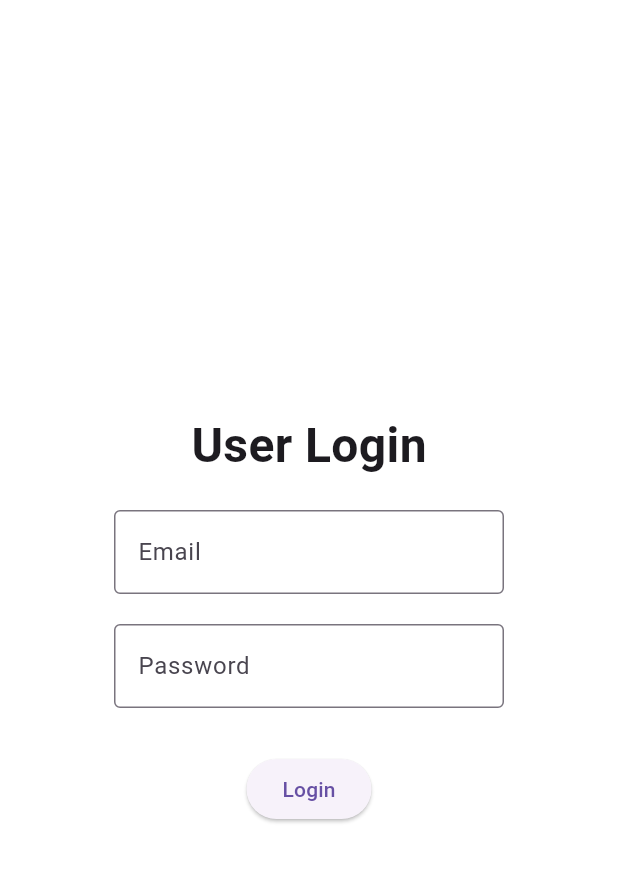
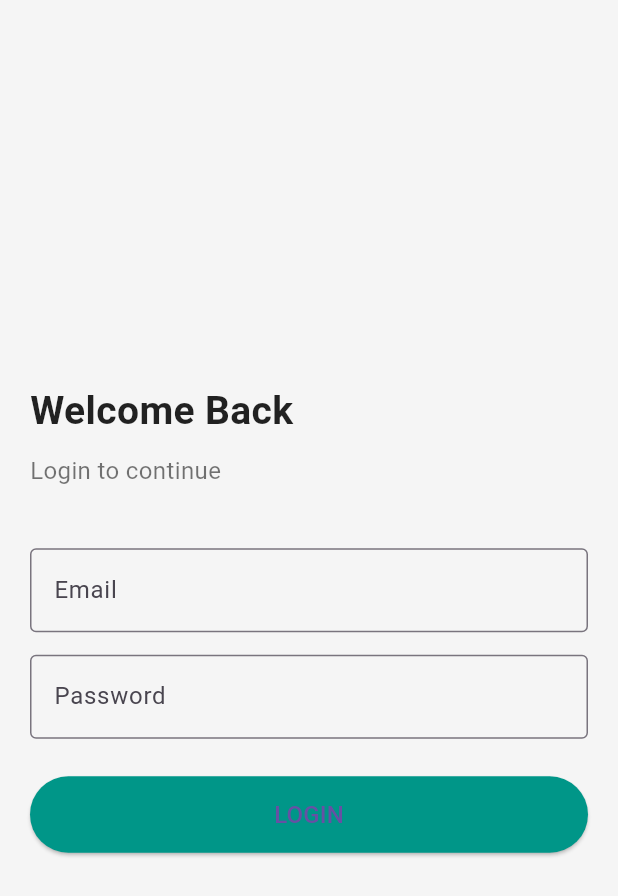
Before and after one commit to X-ANISH-X/deepcognix-facility-management, a Flutter app: the screen it shows after launch, on a phone screen of 412 x 824 dp. Shown: the top 896 px of the screen. Run offline on Flutter 3.47's test engine with Material 3 defaults, Android fonts, the phone set to English and light mode, and no system bars.

Commit message:
Fixed login screen structure, theme imports, and app setup

```diff
--- a/frontend/user-app/user_a/lib/main.dart
+++ b/frontend/user-app/user_a/lib/main.dart
@@ -2,18 +2,22 @@ import 'package:flutter/material.dart';
 import 'src/screens/login_screen.dart';
 
 void main() {
-  runApp(const UserApp());
+  runApp(const MyApp());
 }
 
-class UserApp extends StatelessWidget {
-  const UserApp({super.key});
+class MyApp extends StatelessWidget {
+  const MyApp({super.key});
 
   @override
   Widget build(BuildContext context) {
     return MaterialApp(
-      title: 'Facility Management - User App',
       debugShowCheckedModeBanner: false,
-      home: const LoginScreen(),
+      title: 'User App',
+      theme: ThemeData(
+        primaryColor: Colors.teal,
+        scaffoldBackgroundColor: Colors.white,
+      ),
+      home: LoginScreen(), // ← remove const here
     );
   }
 }
--- a/frontend/user-app/user_a/lib/src/screens/login_screen.dart
+++ b/frontend/user-app/user_a/lib/src/screens/login_screen.dart
@@ -1,45 +1,53 @@
 import 'package:flutter/material.dart';
+import 'package:user_a/src/themes/colors.dart';
+
 
 class LoginScreen extends StatelessWidget {
-  const LoginScreen({super.key});
-
   @override
   Widget build(BuildContext context) {
     return Scaffold(
-      backgroundColor: Colors.white,
-      body: Center(
+      backgroundColor: AppColors.background,
+      body: Padding(
+        padding: const EdgeInsets.all(20),
         child: Column(
           mainAxisAlignment: MainAxisAlignment.center,
+          crossAxisAlignment: CrossAxisAlignment.start,
           children: [
-            Text(
-              "User Login",
-              style: TextStyle(fontSize: 32, fontWeight: FontWeight.bold),
-            ),
-            SizedBox(height: 20),
-            SizedBox(
-              width: 260,
-              child: TextField(
+            Text("Welcome Back",
+                style: TextStyle(
+                    fontSize: 26, fontWeight: FontWeight.bold, color: AppColors.textDark)),
+            SizedBox(height: 10),
+            Text("Login to continue",
+                style: TextStyle(fontSize: 16, color: AppColors.textLight)),
+            SizedBox(height: 40),
+
+            TextField(
               decoration: InputDecoration(
                 labelText: "Email",
                 border: OutlineInputBorder(),
               ),
             ),
-            ),
-            SizedBox(height: 20),
-            SizedBox(
-              width: 260,
-              child: TextField(
+            SizedBox(height: 15),
+
+            TextField(
               obscureText: true,
               decoration: InputDecoration(
                 labelText: "Password",
                 border: OutlineInputBorder(),
               ),
             ),
+            SizedBox(height: 25),
+
+            SizedBox(
+              width: double.infinity,
+              child: ElevatedButton(
+                style: ElevatedButton.styleFrom(
+                  backgroundColor: AppColors.primary,
+                  padding: EdgeInsets.symmetric(vertical: 14),
                 ),
-            SizedBox(height: 30),
-            ElevatedButton(
                 onPressed: () {},
-              child: Text("Login"),
+                child: Text("LOGIN", style: TextStyle(fontSize: 16)),
+              ),
             ),
           ],
         ),
@@ -47,12 +55,3 @@ class LoginScreen extends StatelessWidget {
     );
   }
 }
-TextButton(
-  onPressed: () {
-    Navigator.push(
-      context,
-      MaterialPageRoute(builder: (_) => RegisterScreen()),
-    );
-  },
-  child: Text("Create an account"),
-),
--- /dev/null
+++ b/frontend/user-app/user_a/lib/src/themes/colors.dart
@@ -0,0 +1,8 @@
+import 'package:flutter/material.dart';
+
+class AppColors {
+  static const Color primary = Color(0xFF009688);
+  static const Color background = Color(0xFFF5F5F5);
+  static const Color textDark = Colors.black87;
+  static const Color textLight = Colors.black54;
+}
```
Lines whose indentation alone changed are shown as unchanged.
